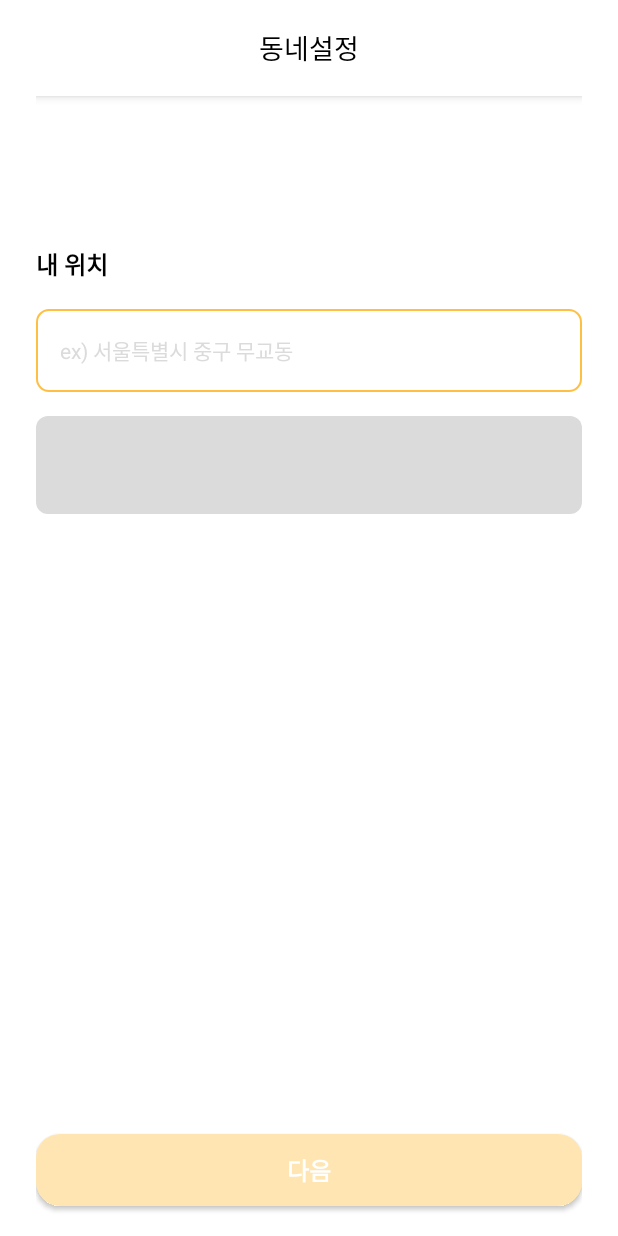
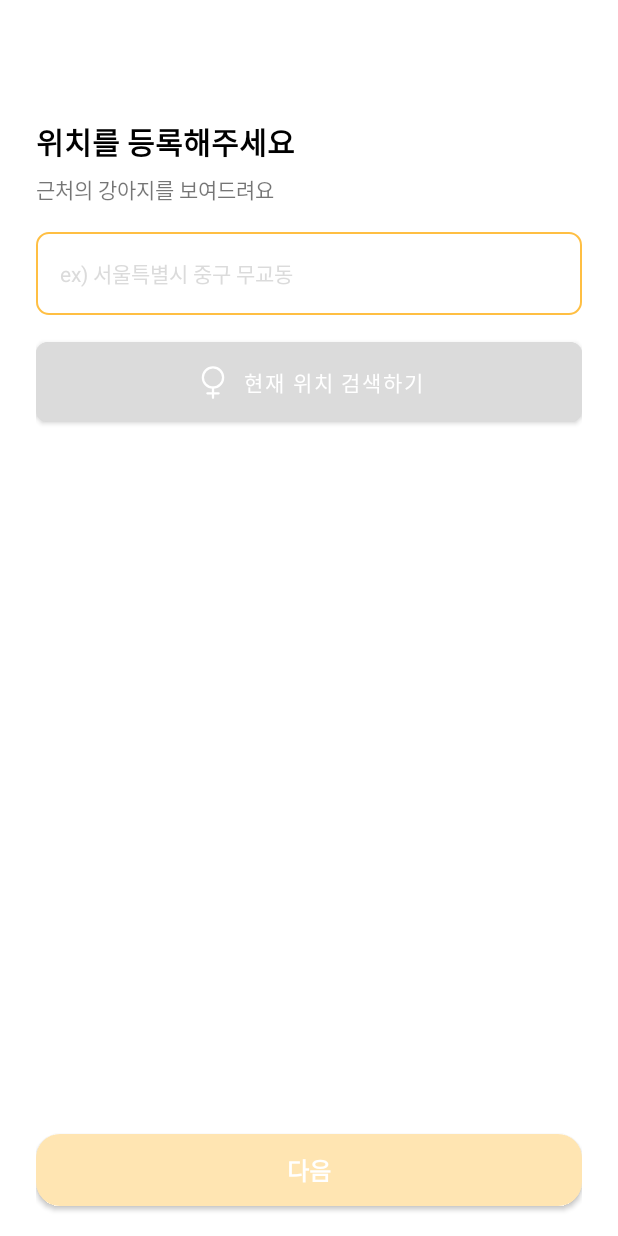
Before and after one commit to team-HSGE/hsge-android, an Android app: the UserLocationFragment screen opened through its navigation route, on a phone screen of 412 x 824 dp. Run offline under Robolectric (Android 15) with nearby library versions, the phone set to English and light mode, and no system bars; our stand-ins replace data binding.

Commit message:
[UI] #6 textsize, margin 값 변경

```diff
--- /dev/null
+++ b/app/src/main/res/drawable/ic_female.xml
@@ -0,0 +1,27 @@
+<vector xmlns:android="http://schemas.android.com/apk/res/android"
+    android:width="16dp"
+    android:height="16dp"
+    android:viewportWidth="16"
+    android:viewportHeight="16">
+  <path
+      android:strokeWidth="1"
+      android:pathData="M8,10.5C10.485,10.5 12.5,8.485 12.5,6C12.5,3.515 10.485,1.5 8,1.5C5.515,1.5 3.5,3.515 3.5,6C3.5,8.485 5.515,10.5 8,10.5Z"
+      android:strokeLineJoin="round"
+      android:fillColor="#00000000"
+      android:strokeColor="#222222"
+      android:strokeLineCap="round"/>
+  <path
+      android:strokeWidth="1"
+      android:pathData="M8,10.5V15"
+      android:strokeLineJoin="round"
+      android:fillColor="#00000000"
+      android:strokeColor="#222222"
+      android:strokeLineCap="round"/>
+  <path
+      android:strokeWidth="1"
+      android:pathData="M5.5,13H10.5"
+      android:strokeLineJoin="round"
+      android:fillColor="#00000000"
+      android:strokeColor="#222222"
+      android:strokeLineCap="round"/>
+</vector>
--- a/app/src/main/res/layout/fragment_user_location.xml
+++ b/app/src/main/res/layout/fragment_user_location.xml
@@ -2,10 +2,6 @@
 <layout xmlns:android="http://schemas.android.com/apk/res/android"
     xmlns:app="http://schemas.android.com/apk/res-auto"
     xmlns:tools="http://schemas.android.com/tools">
-
-    <data>
-
-    </data>
 
     <androidx.constraintlayout.widget.ConstraintLayout
         android:layout_width="match_parent"
@@ -13,68 +9,60 @@
         android:layout_marginHorizontal="24dp"
         tools:context=".presentation.register.fragment.UserLocationFragment">
 
-        <com.google.android.material.appbar.AppBarLayout
-            android:id="@+id/view_app_bar"
+
+
+        <TextView
+            app:layout_constraintVertical_bias="0.1"
+            android:id="@+id/tv_user_location_title"
             android:layout_width="match_parent"
-            android:layout_height="64dp"
-            android:background="@color/top_app_bar"
-            android:paddingHorizontal="8dp"
-            android:paddingVertical="4dp"
+            android:layout_height="wrap_content"
+            android:text="@string/set_location_title"
+            android:textColor="@color/black"
+            android:textSize="20sp"
+            android:textStyle="bold"
+            app:layout_constraintBottom_toBottomOf="parent"
             app:layout_constraintEnd_toEndOf="parent"
             app:layout_constraintStart_toStartOf="parent"
-            app:layout_constraintTop_toTopOf="parent">
-
-            <androidx.appcompat.widget.Toolbar
-                android:layout_width="match_parent"
-                android:layout_height="wrap_content"
-                app:contentInsetStart="0dp">
-
-                <TextView
-                    android:layout_width="match_parent"
-                    android:layout_height="27dp"
-                    android:gravity="center"
-                    android:text="@string/set_location_app_bar"
-                    android:textColor="@color/black"
-                    android:textSize="18sp"
-                    app:layout_constraintTop_toTopOf="parent" />
-
-            </androidx.appcompat.widget.Toolbar>
-        </com.google.android.material.appbar.AppBarLayout>
+            app:layout_constraintTop_toTopOf="parent" />
 
         <TextView
-            android:id="@+id/tv_my_location_title"
-            android:layout_width="match_parent"
+            android:id="@+id/tv_user_location_explain"
+            android:layout_width="wrap_content"
             android:layout_height="wrap_content"
-            android:layout_marginTop="100dp"
-            android:text="@string/set_location_title"
-            android:textColor="@color/black"
-            android:textSize="16sp"
-            android:textStyle="bold"
-            app:layout_constraintEnd_toEndOf="parent"
-            app:layout_constraintStart_toStartOf="parent"
-            app:layout_constraintTop_toBottomOf="@id/view_app_bar" />
+            android:text="@string/dog_location"
+            app:layout_constraintTop_toBottomOf="@id/tv_user_location_title"
+            app:layout_constraintStart_toStartOf="@id/tv_user_location_title"
+            android:layout_marginTop="6dp"
+            />
 
         <TextView
+            app:layout_goneMarginTop="14dp"
             android:id="@+id/tv_my_location"
             android:layout_width="0dp"
             android:layout_height="55dp"
             android:layout_marginTop="18dp"
             android:background="@drawable/bg_yellow_round_stroke"
             android:gravity="center_vertical"
+            android:hint="@string/set_location_et_hint"
             android:paddingHorizontal="16dp"
-            android:text="@string/set_location_et_hint"
-            android:textColor="@color/hint_light_gray"
+            android:textColor="@color/black"
+            android:textColorHint="@color/hint_light_gray"
             android:textSize="14sp"
             app:layout_constraintEnd_toEndOf="parent"
             app:layout_constraintStart_toStartOf="parent"
-            app:layout_constraintTop_toBottomOf="@id/tv_my_location_title" />
+            app:layout_constraintTop_toBottomOf="@id/tv_user_location_explain" />
 
-        <View
+        <com.google.android.material.button.MaterialButton
             android:id="@+id/btn_search"
             android:layout_width="match_parent"
             android:layout_height="65dp"
-            android:layout_marginTop="16dp"
-            android:background="@drawable/bg_light_gray_round_solid"
+            android:layout_marginTop="12dp"
+            android:backgroundTint="@color/light_gray"
+            android:text="@string/set_location_btn"
+            app:cornerRadius="8dp"
+            app:icon="@drawable/ic_female"
+            app:iconGravity="textStart"
+            app:iconSize="24dp"
             app:layout_constraintEnd_toEndOf="parent"
             app:layout_constraintStart_toStartOf="parent"
             app:layout_constraintTop_toBottomOf="@id/tv_my_location" />
--- a/app/src/main/res/values/strings.xml
+++ b/app/src/main/res/values/strings.xml
@@ -13,7 +13,7 @@
     <string name="btn_next">다음</string>
     <string name="image_content_desc_text">원형 이미지입니다.</string>
     <string name="set_location_app_bar">동네설정</string>
-    <string name="set_location_title">내 위치</string>
+    <string name="set_location_title">위치를 등록해주세요</string>
     <string name="set_location_et_hint">ex) 서울특별시 중구 무교동</string>
     <string name="set_location_btn">현재 위치 검색하기</string>
     <string name="set_location_btn_img">현재 위치 검색 버튼 이미지</string>
@@ -21,4 +21,5 @@
     <string name="set_radius">200km</string>
     <string name="dog_dislike">관심없어요</string>
     <string name="dog_like">관심 있어요</string>
+    <string name="dog_location">근처의 강아지를 보여드려요</string>
 </resources>
```
